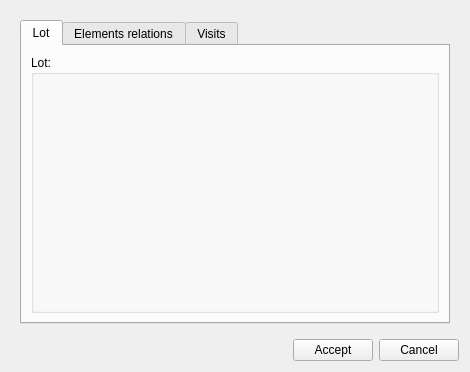
Before: the Qt Designer form core/ui/toolbars/cm/add_lot.ui in Giswater/giswater_qgis_plugin, drawn with Qt 5.
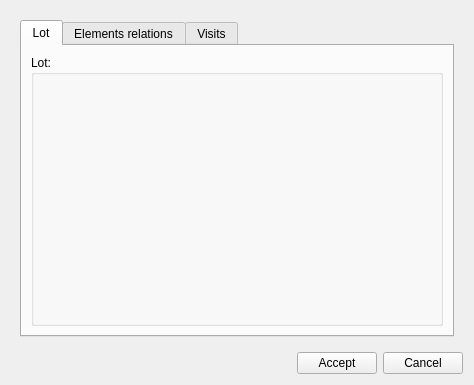
After: the same form once the commit is applied. The open tabs and pages were chosen to show the change. Icons and pictures are not drawn.

Commit message: fix(cm): make dialog open in first tab

Diff of the .ui file:
```diff
--- a/core/ui/toolbars/cm/add_lot.ui
+++ b/core/ui/toolbars/cm/add_lot.ui
@@ -6,8 +6,8 @@
    <rect>
     <x>0</x>
     <y>0</y>
-    <width>470</width>
-    <height>372</height>
+    <width>474</width>
+    <height>385</height>
    </rect>
   </property>
   <property name="windowTitle">
```
Left out of the diff: 2 changed lines with no effect on the pictures.
